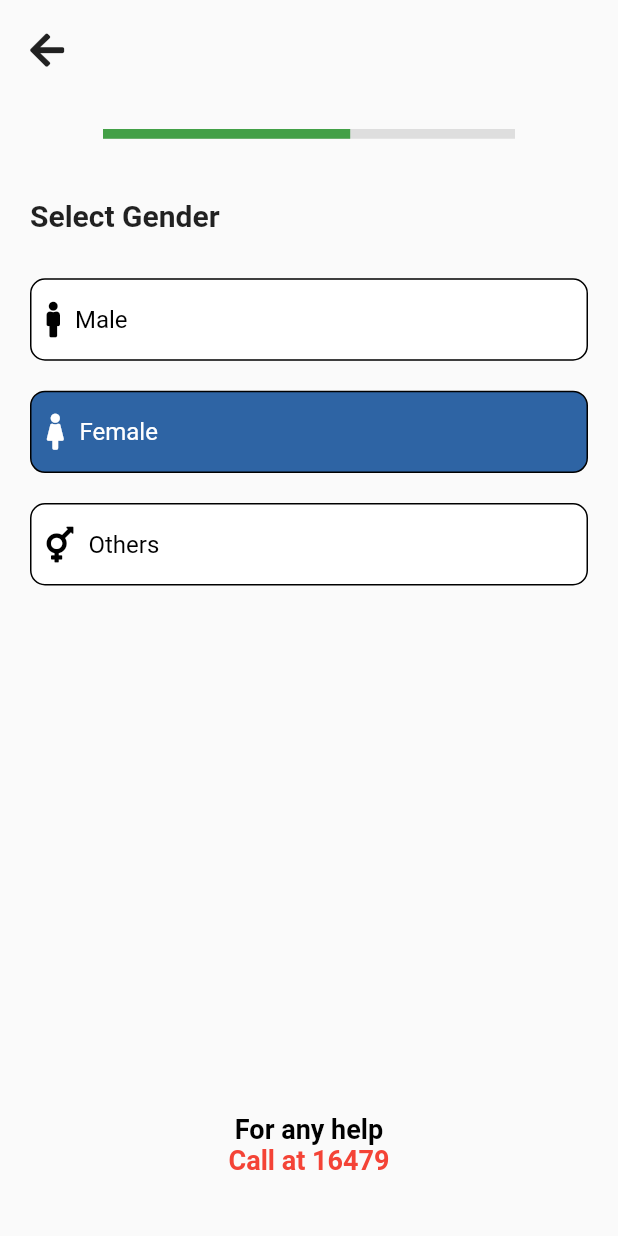
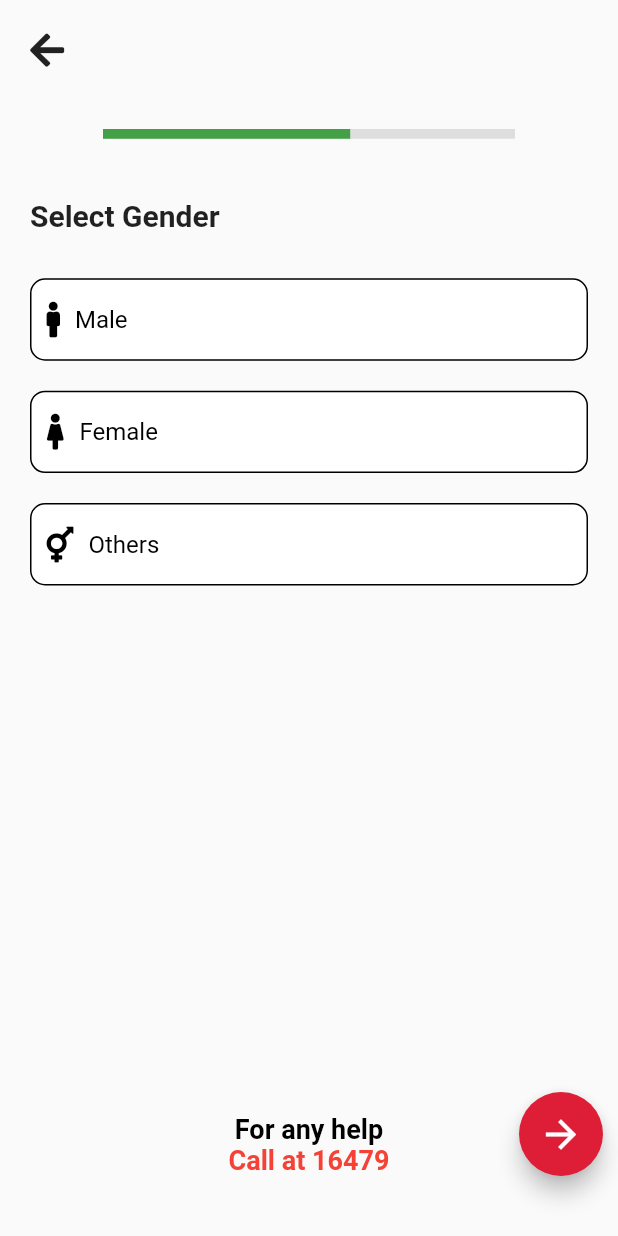
Before and after one commit to sajibAdhi/pencilbox_ui_app_batch21, a Flutter app: the screen it shows after launch, on a phone screen of 412 x 824 dp. Run offline on Flutter 3.47's test engine with Material 2 defaults, Android fonts, the phone set to English and light mode, and no system bars; our stand-ins replace font_awesome_flutter.

Commit message:
SelectGenderPage done

```diff
--- a/lib/screens/account/select_gender_page.dart
+++ b/lib/screens/account/select_gender_page.dart
@@ -1,4 +1,6 @@
+import 'package:exam3/screens/account/contact_page.dart';
 import 'package:exam3/screens/layout/app_layout.dart';
+import 'package:exam3/widgets/custom_floating_action_button.dart';
 import 'package:exam3/widgets/custom_back_button.dart';
 import 'package:exam3/widgets/custom_footer.dart';
 import 'package:exam3/widgets/custom_linear_progress_indecator.dart';
@@ -24,7 +26,9 @@
             ],
           ),
           CustomFooter(),
-
+          CustomFloatingActionButton(
+            widget: ContactPage(),
+          ),
         ],
       )),
     );
--- a/lib/widgets/gender_buttons.dart
+++ b/lib/widgets/gender_buttons.dart
@@ -30,8 +30,9 @@
         itemBuilder: (context, _index) {
           return GestureDetector(
             onTap: () {
-              _selected = _index;
-              print(_selected);
+              setState(() {
+                _selected = _index;
+              });
             },
             child: Container(
               margin: EdgeInsets.symmetric(vertical: 10),
@@ -40,20 +41,21 @@
               decoration: BoxDecoration(
                 borderRadius: BorderRadius.circular(10),
                 border: Border.all(),
-                color: (_index == 1) ? Color(0xff2e64a4) : Colors.white,
+                color: (_index == _selected) ? Color(0xff2e64a4) : Colors.white,
               ),
               child: Row(
                 children: [
                   FaIcon(
                     _gender[_index].icon,
-                    color: (_index == 1) ? Colors.white : Colors.black,
+                    color: (_index == _selected) ? Colors.white : Colors.black,
                   ),
                   SizedBox(width: 10),
                   Text(
                     _gender[_index].label,
                     style: TextStyle(
                       fontSize: 16,
-                      color: (_index == 1) ? Colors.white : Colors.black,
+                      color:
+                          (_index == _selected) ? Colors.white : Colors.black,
                     ),
                   ),
                 ],
```
